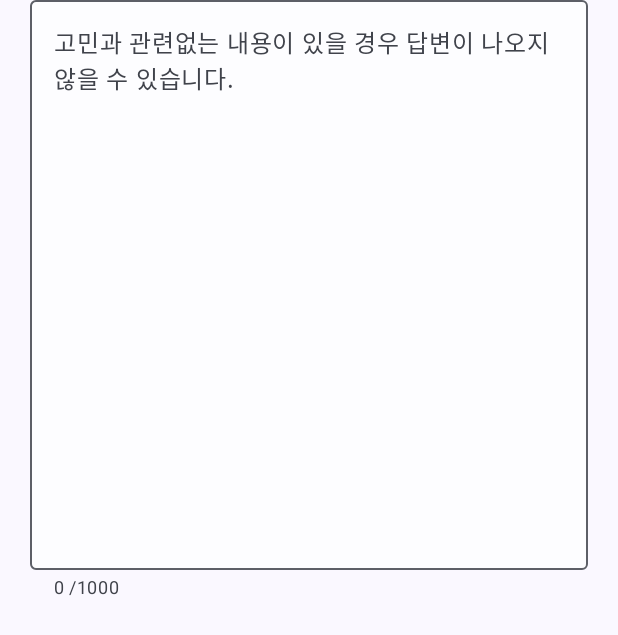
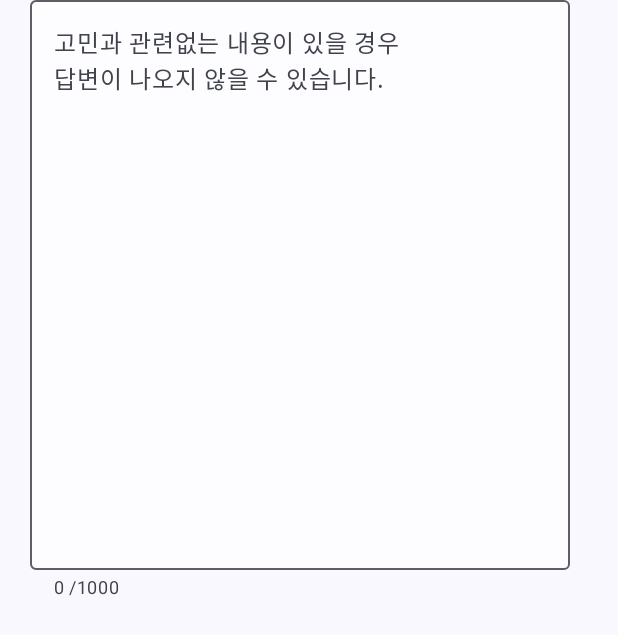
Before and after one commit to ums1212/chill-counselor, an Android app built with Jetpack Compose: the composable CounselTextField called with empty values, on a phone screen of 412 x 824 dp. Shown: the top 635 px of the screen. Run offline under Robolectric (Android 15) with nearby library versions, the phone set to English and light mode, and no system bars; 2 statements that could not run were skipped.

Commit message:
[Design] 태블릿 화면 대응

```diff
--- a/presentation/src/main/java/org/comon/chillcounselor/presentation/component/AnswerText.kt
+++ b/presentation/src/main/java/org/comon/chillcounselor/presentation/component/AnswerText.kt
@@ -3,6 +3,7 @@ package org.comon.chillcounselor.presentation.component
 import androidx.compose.foundation.BorderStroke
 import androidx.compose.foundation.layout.fillMaxWidth
 import androidx.compose.foundation.layout.padding
+import androidx.compose.foundation.layout.width
 import androidx.compose.material3.Card
 import androidx.compose.material3.Text
 import androidx.compose.runtime.Composable
@@ -16,7 +17,7 @@ import org.comon.presentation.R
 fun AnswerText(text: String){
     Card(
         modifier = Modifier
-            .fillMaxWidth()
+            .width(dimensionResource(R.dimen.card_min_width))
             .padding(top = dimensionResource(R.dimen.answer_text_card_top_padding))
             .padding(horizontal = dimensionResource(R.dimen.answer_text_card_horizontal_padding)),
         border = BorderStroke(
--- a/presentation/src/main/java/org/comon/chillcounselor/presentation/component/CounselTextField.kt
+++ b/presentation/src/main/java/org/comon/chillcounselor/presentation/component/CounselTextField.kt
@@ -2,9 +2,11 @@ package org.comon.chillcounselor.presentation.component
 
 import androidx.compose.foundation.layout.Arrangement
 import androidx.compose.foundation.layout.Row
+import androidx.compose.foundation.layout.defaultMinSize
 import androidx.compose.foundation.layout.fillMaxWidth
 import androidx.compose.foundation.layout.height
 import androidx.compose.foundation.layout.padding
+import androidx.compose.foundation.layout.width
 import androidx.compose.material3.OutlinedTextField
 import androidx.compose.material3.OutlinedTextFieldDefaults
 import androidx.compose.material3.Text
@@ -13,6 +15,8 @@ import androidx.compose.ui.Modifier
 import androidx.compose.ui.graphics.Color
 import androidx.compose.ui.res.dimensionResource
 import androidx.compose.ui.res.stringResource
+import androidx.compose.ui.text.style.TextOverflow
+import androidx.compose.ui.unit.dp
 import org.comon.presentation.R
 
 @Composable
@@ -24,11 +28,14 @@ fun CounselTextField(
         value = textValue,
         onValueChange = changeTextValue,
         modifier = Modifier
-            .fillMaxWidth()
+            .width(dimensionResource(R.dimen.button_min_width))
             .padding(horizontal = dimensionResource(R.dimen.text_field_horizontal_padding))
             .height(dimensionResource(R.dimen.text_field_height)),
         placeholder = {
-            Text(stringResource(R.string.counsel_text_field_placeholder))
+            Text(
+                text = stringResource(R.string.counsel_text_field_placeholder),
+                overflow = TextOverflow.Visible
+            )
         },
         supportingText = {
             Row(
--- a/presentation/src/main/java/org/comon/chillcounselor/presentation/component/DescriptionText.kt
+++ b/presentation/src/main/java/org/comon/chillcounselor/presentation/component/DescriptionText.kt
@@ -1,8 +1,11 @@
 package org.comon.chillcounselor.presentation.component
 
+import androidx.compose.foundation.layout.width
 import androidx.compose.material3.Text
 import androidx.compose.runtime.Composable
+import androidx.compose.ui.Modifier
 import androidx.compose.ui.res.dimensionResource
+import androidx.compose.ui.unit.dp
 import androidx.compose.ui.unit.sp
 import org.comon.presentation.R
 
@@ -10,6 +13,7 @@ import org.comon.presentation.R
 fun DescriptionText(text: String){
     Text(
         text = text,
+        modifier = Modifier.width(400.dp),
         fontSize = dimensionResource(R.dimen.description_text_size).value.sp
     )
 }
--- a/presentation/src/main/res/values/dimens.xml
+++ b/presentation/src/main/res/values/dimens.xml
@@ -9,6 +9,7 @@
     <dimen name="main_screen_column_horizontal_padding">20dp</dimen>
     <dimen name="button_horizontal_padding">20dp</dimen>
     <dimen name="button_top_padding">20dp</dimen>
+    <dimen name="button_min_width">400dp</dimen>
     <dimen name="bgm_button_row_padding">20dp</dimen>
 
     <dimen name="title_text_size">28sp</dimen>
@@ -19,6 +20,7 @@
     <dimen name="text_field_height">400dp</dimen>
     <dimen name="text_field_horizontal_padding">20dp</dimen>
 
+    <dimen name="card_min_width">400dp</dimen>
     <dimen name="answer_text_card_top_padding">20dp</dimen>
     <dimen name="answer_text_card_horizontal_padding">20dp</dimen>
     <dimen name="answer_text_card_text_padding">20dp</dimen>
--- a/presentation/src/main/res/values/strings.xml
+++ b/presentation/src/main/res/values/strings.xml
@@ -26,7 +26,7 @@
     <string name="back_button">돌아가기</string>
     <string name="quit_button">앱 종료</string>
 
-    <string name="counsel_text_field_placeholder">고민과 관련없는 내용이 있을 경우 답변이 나오지 않을 수 있습니다.</string>
+    <string name="counsel_text_field_placeholder">고민과 관련없는 내용이 있을 경우 \n답변이 나오지 않을 수 있습니다.</string>
     <string name="counsel_text_field_empty_message">고민을 작성해주세요</string>
     <string name="counsel_text_field_counter">%1$d /1000</string>
 
```
Also changed, not shown: presentation/src/main/java/org/comon/chillcounselor/presentation/component/Buttons.kt (+11 -8 lines), 1 other file.
